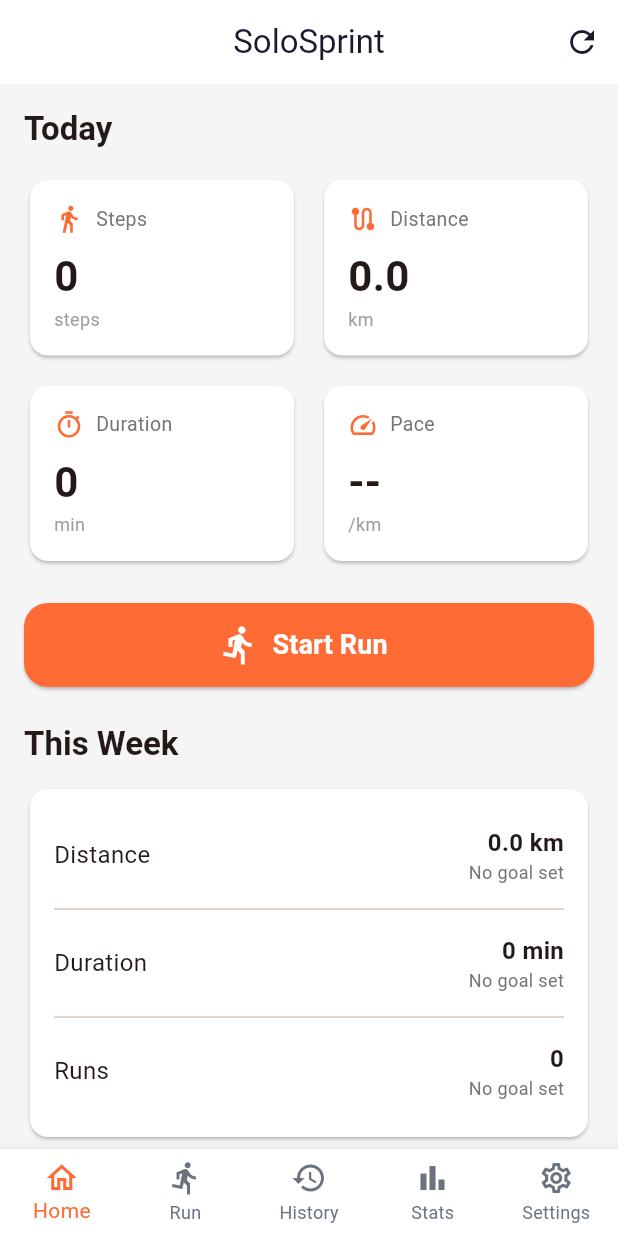
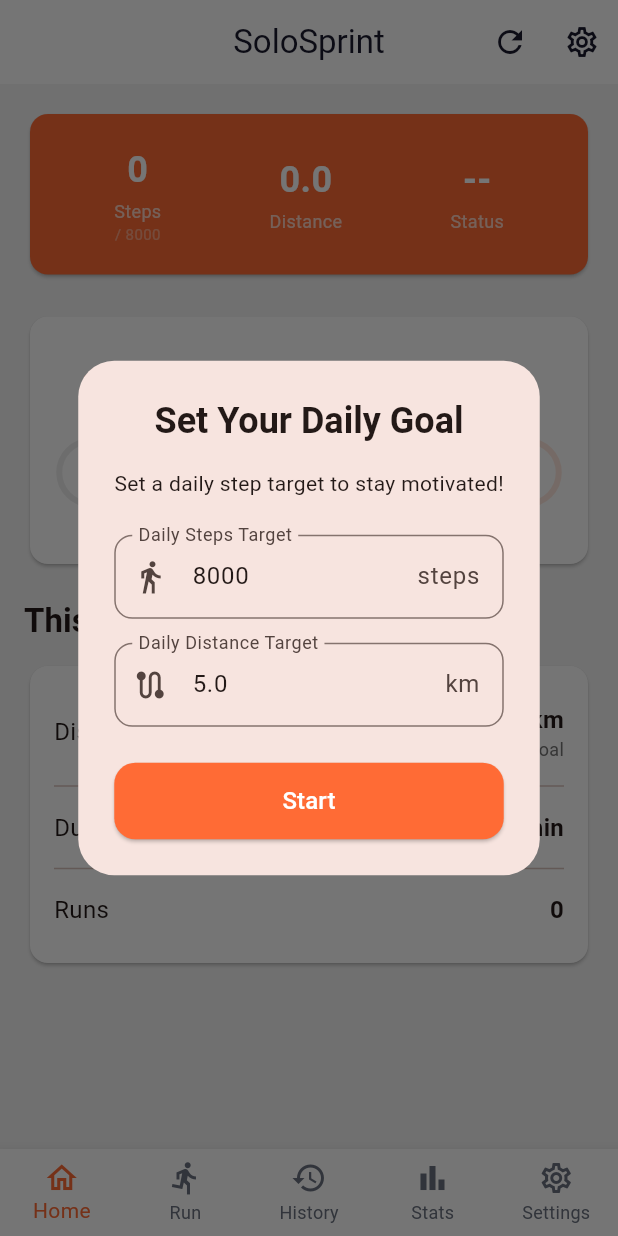
Before and after one commit to andarezabasni/solosprint, a Flutter app: the screen it shows after launch, after a tap on the "refresh" icon, on a phone screen of 412 x 824 dp. Run offline on Flutter 3.47's test engine with Material 3 defaults, Android fonts, the phone set to English and light mode, and no system bars; our stand-ins replace flutter_map, geolocator, hive_flutter, image_picker, latlong2, pedometer and 1 more; missing offline and left inert: gal; accounts and stored records are empty.

Commit message:
Add Apple Fitness-style weekly summary: circular bars Mon-Sun with onboarding goals

```diff
--- a/lib/core/database/activity_database.dart
+++ b/lib/core/database/activity_database.dart
@@ -4,15 +4,20 @@ import '../../features/run/run_activity.dart';
 class ActivityDatabase {
   static const _boxName = 'activities';
   static const _goalsBoxName = 'goals';
+  static const _stepsBoxName = 'daily_steps';
 
   static Future<void> init() async {
     await Hive.initFlutter();
     await Hive.openBox(_boxName);
     await Hive.openBox(_goalsBoxName);
+    await Hive.openBox(_stepsBoxName);
   }
 
   static Box get _box => Hive.box(_boxName);
   static Box get _goalsBox => Hive.box(_goalsBoxName);
+  static Box get _stepsBox => Hive.box(_stepsBoxName);
+
+  // ─── Activities ───
 
   static Future<void> saveActivity(RunActivity activity) async {
     await _box.put(activity.id, activity.toJson());
@@ -49,13 +54,41 @@ class ActivityDatabase {
     return getActivitiesInRange(start, end).length;
   }
 
-  /// Clear all stored activities and goals.
   static Future<void> clearAll() async {
     await _box.clear();
     await _goalsBox.clear();
+    await _stepsBox.clear();
   }
 
-  // Goals
+  // ─── Daily Steps Log ───
+
+  /// Save step count for a given date (dateStr = 'YYYY-MM-DD').
+  static Future<void> saveDailySteps(String dateStr, int steps) async {
+    await _stepsBox.put(dateStr, steps);
+  }
+
+  /// Get step count for a given date.
+  static int getDailySteps(String dateStr) {
+    return _stepsBox.get(dateStr, defaultValue: 0) as int;
+  }
+
+  /// Get step counts for the last N days (including today).
+  static Map<String, int> getRecentDays(int days) {
+    final result = <String, int>{};
+    final now = DateTime.now();
+    for (int i = 0; i < days; i++) {
+      final d = now.subtract(Duration(days: i));
+      final key = _dateKey(d);
+      result[key] = getDailySteps(key);
+    }
+    return result;
+  }
+
+  static String _dateKey(DateTime dt) =>
+      '${dt.year}-${dt.month.toString().padLeft(2, '0')}-${dt.day.toString().padLeft(2, '0')}';
+
+  // ─── Goals ───
+
   static Future<void> saveGoal(String key, double value) async {
     await _goalsBox.put(key, value);
   }
@@ -69,4 +102,11 @@ class ActivityDatabase {
   static Map<String, double> getAllGoals() {
     return _goalsBox.toMap().map((k, v) => MapEntry(k, (v as num).toDouble()));
   }
+
+  static bool get isFirstLaunch =>
+      !_goalsBox.containsKey('onboarding_done');
+
+  static Future<void> setOnboardingDone() async {
+    await _goalsBox.put('onboarding_done', 1);
+  }
 }
--- a/lib/features/home/home_page.dart
+++ b/lib/features/home/home_page.dart
@@ -1,8 +1,10 @@
 import 'package:flutter/material.dart';
 import 'package:provider/provider.dart';
+import '../../core/theme.dart';
 import '../../core/database/activity_database.dart';
-import '../../shared/widgets/stat_card.dart';
+import '../../shared/widgets/weekly_summary.dart';
 import 'step_provider.dart';
+import 'onboarding_dialog.dart';
 
 class HomePage extends StatefulWidget {
   const HomePage({super.key});
@@ -15,18 +17,25 @@ class _HomePageState extends State<HomePage> {
   double _weekDistance = 0;
   int _weekDuration = 0;
   int _weekRuns = 0;
+  DateTime _currentMonday = DateTime.now();
 
   @override
   void initState() {
     super.initState();
+    _resetToCurrentWeek();
+    _checkOnboarding();
+  }
+
+  void _resetToCurrentWeek() {
+    final now = DateTime.now();
+    _currentMonday = now.subtract(Duration(days: now.weekday - 1));
     _loadWeekStats();
   }
 
   void _loadWeekStats() {
-    final now = DateTime.now();
-    final weekStart = now.subtract(Duration(days: now.weekday - 1));
-    final start = DateTime(weekStart.year, weekStart.month, weekStart.day);
-    final end = now.add(const Duration(days: 1));
+    final end = _currentMonday
+        .add(const Duration(days: 7));
+    final start = DateTime(_currentMonday.year, _currentMonday.month, _currentMonday.day);
 
     setState(() {
       _weekDistance = ActivityDatabase.getTotalDistance(start, end);
@@ -35,12 +44,50 @@ class _HomePageState extends State<HomePage> {
     });
   }
 
+  void _checkOnboarding() {
+    WidgetsBinding.instance.addPostFrameCallback((_) {
+      if (ActivityDatabase.isFirstLaunch && mounted) {
+        showDialog(
+          context: context,
+          barrierDismissible: false,
+          builder: (_) => const OnboardingDialog(),
+        );
+      }
+    });
+  }
+
+  void _previousWeek() {
+    setState(() {
+      _currentMonday = _currentMonday.subtract(const Duration(days: 7));
+      _loadWeekStats();
+    });
+  }
+
+  void _nextWeek() {
+    setState(() {
+      _currentMonday = _currentMonday.add(const Duration(days: 7));
+      _loadWeekStats();
+    });
+  }
+
+  bool get _isCurrentWeek {
+    final now = DateTime.now();
+    final todayMonday = now.subtract(Duration(days: now.weekday - 1));
+    return _currentMonday.year == todayMonday.year &&
+        _currentMonday.month == todayMonday.month &&
+        _currentMonday.day == todayMonday.day;
+  }
+
   @override
   Widget build(BuildContext context) {
     final stepProvider = context.watch<StepProvider>();
-    final weekDistanceGoal = ActivityDatabase.getGoal('weekly_distance');
-    final weekDurationGoal = ActivityDatabase.getGoal('weekly_duration');
-    final weekRunsGoal = ActivityDatabase.getGoal('weekly_runs');
+    final stepTarget = ActivityDatabase.getGoal('daily_step_target',
+        defaultValue: 8000);
+    final distTarget =
+        ActivityDatabase.getGoal('daily_dist_target', defaultValue: 5.0);
+    final weekLabel = _isCurrentWeek
+        ? 'This Week'
+        : '${_currentMonday.day}/${_currentMonday.month} - ${_currentMonday.add(const Duration(days: 6)).day}/${_currentMonday.add(const Duration(days: 6)).month}';
 
     return Scaffold(
       appBar: AppBar(
@@ -50,6 +97,10 @@ class _HomePageState extends State<HomePage> {
             icon: const Icon(Icons.refresh),
             onPressed: _loadWeekStats,
           ),
+          IconButton(
+            icon: const Icon(Icons.settings_outlined),
+            onPressed: () {},
+          ),
         ],
       ),
       body: SingleChildScrollView(
@@ -57,79 +108,46 @@ class _HomePageState extends State<HomePage> {
         child: Column(
           crossAxisAlignment: CrossAxisAlignment.start,
           children: [
-            Text(
-              'Today',
-              style: Theme.of(context).textTheme.titleLarge?.copyWith(
-                    fontWeight: FontWeight.bold,
-                  ),
-            ),
-            const SizedBox(height: 16),
-            Row(
-              children: [
-                Expanded(
-                  child: StatCard(
-                    icon: Icons.directions_walk,
-                    label: 'Steps',
-                    value: '${stepProvider.todaySteps}',
-                    unit: 'steps',
-                  ),
-                ),
-                const SizedBox(width: 12),
-                Expanded(
-                  child: StatCard(
-                    icon: Icons.route,
-                    label: 'Distance',
-                    value: '0.0',
-                    unit: 'km',
-                  ),
-                ),
-              ],
-            ),
-            const SizedBox(height: 12),
-            Row(
-              children: [
-                Expanded(
-                  child: StatCard(
-                    icon: Icons.timer_outlined,
-                    label: 'Duration',
-                    value: '0',
-                    unit: 'min',
-                  ),
-                ),
-                const SizedBox(width: 12),
-                Expanded(
-                  child: StatCard(
-                    icon: Icons.speed,
-                    label: 'Pace',
-                    value: '--',
-                    unit: '/km',
-                  ),
-                ),
-              ],
-            ),
-            const SizedBox(height: 24),
-            SizedBox(
-              width: double.infinity,
-              height: 56,
-              child: ElevatedButton.icon(
-                onPressed: () {},
-                icon: const Icon(Icons.directions_run, size: 28),
-                label: const Text(
-                  'Start Run',
-                  style: TextStyle(fontSize: 18, fontWeight: FontWeight.bold),
-                ),
-                style: ElevatedButton.styleFrom(
-                  backgroundColor: const Color(0xFFFF6B35),
-                  foregroundColor: Colors.white,
-                  shape: RoundedRectangleBorder(
-                    borderRadius: BorderRadius.circular(16),
-                  ),
+            // Daily summary banner
+            Card(
+              color: AppTheme.accent,
+              child: Padding(
+                padding: const EdgeInsets.all(20),
+                child: Row(
+                  mainAxisAlignment: MainAxisAlignment.spaceAround,
+                  children: [
+                    _bannerStat(
+                        '${stepProvider.todaySteps}',
+                        'Steps',
+                        stepTarget.toInt()),
+                    _bannerStat('0.0', 'Distance', 'km'),
+                    _bannerStat(
+                        stepProvider.status == 'walking' ? 'Walking' : '--',
+                        'Status',
+                        ''),
+                  ],
                 ),
               ),
             ),
-            const SizedBox(height: 24),
+
+            const SizedBox(height: 20),
+
+            // Weekly Summary (Apple Fitness style)
+            WeeklySummary(
+              dailySteps: stepProvider.getWeekSteps(_currentMonday),
+              stepTarget: stepTarget,
+              weekLabel: weekLabel,
+              onPreviousWeek: _previousWeek,
+              onNextWeek: _nextWeek,
+              hasPreviousWeek: true,
+              hasNextWeek: !_isCurrentWeek,
+            ),
+
+            const SizedBox(height: 20),
+
+            // This Week stats
             Text(
-              'This Week',
+              _isCurrentWeek ? 'This Week' : 'Week Stats',
               style: Theme.of(context).textTheme.titleLarge?.copyWith(
                     fontWeight: FontWeight.bold,
                   ),
@@ -143,20 +161,18 @@ class _HomePageState extends State<HomePage> {
                     _buildWeekStat(
                       'Distance',
                       '${_weekDistance.toStringAsFixed(1)} km',
-                      weekDistanceGoal > 0 ? '${weekDistanceGoal.toStringAsFixed(1)} km goal' : 'No goal set',
+                      distTarget > 0
+                          ? '${(distTarget * 7).toStringAsFixed(1)} km weekly goal'
+                          : '',
                     ),
                     const Divider(),
                     _buildWeekStat(
                       'Duration',
                       '$_weekDuration min',
-                      weekDurationGoal > 0 ? '${weekDurationGoal.toStringAsFixed(0)} min goal' : 'No goal set',
+                      '',
                     ),
                     const Divider(),
-                    _buildWeekStat(
-                      'Runs',
-                      '$_weekRuns',
-                      weekRunsGoal > 0 ? '${weekRunsGoal.toStringAsFixed(0)} runs goal' : 'No goal set',
-                    ),
+                    _buildWeekStat('Runs', '$_weekRuns', ''),
                   ],
                 ),
               ),
@@ -164,6 +180,31 @@ class _HomePageState extends State<HomePage> {
           ],
         ),
       ),
+    );
+  }
+
+  Widget _bannerStat(String value, String label, dynamic target) {
+    return Column(
+      children: [
+        Text(
+          value,
+          style: const TextStyle(
+            color: Colors.white,
+            fontSize: 24,
+            fontWeight: FontWeight.bold,
+          ),
+        ),
+        const SizedBox(height: 2),
+        Text(
+          label,
+          style: const TextStyle(color: Colors.white70, fontSize: 12),
+        ),
+        if (target is int && target > 0)
+          Text(
+            '/ $target',
+            style: const TextStyle(color: Colors.white38, fontSize: 10),
+          ),
+      ],
     );
   }
 
@@ -180,8 +221,10 @@ class _HomePageState extends State<HomePage> {
               Text(current,
                   style: const TextStyle(
                       fontWeight: FontWeight.bold, fontSize: 16)),
-              Text(goal,
-                  style: TextStyle(color: Colors.grey[600], fontSize: 12)),
+              if (goal.isNotEmpty)
+                Text(goal,
+                    style:
+                        TextStyle(color: Colors.grey[600], fontSize: 12)),
             ],
           ),
         ],
--- /dev/null
+++ b/lib/features/home/onboarding_dialog.dart
@@ -0,0 +1,87 @@
+import 'package:flutter/material.dart';
+import '../../core/database/activity_database.dart';
+import '../../core/theme.dart';
+
+class OnboardingDialog extends StatefulWidget {
+  const OnboardingDialog({super.key});
+
+  @override
+  State<OnboardingDialog> createState() => _OnboardingDialogState();
+}
+
+class _OnboardingDialogState extends State<OnboardingDialog> {
+  final _stepCtrl = TextEditingController(text: '8000');
+  final _distCtrl = TextEditingController(text: '5.0');
+
+  @override
+  void dispose() {
+    _stepCtrl.dispose();
+    _distCtrl.dispose();
+    super.dispose();
+  }
+
+  @override
+  Widget build(BuildContext context) {
+    return AlertDialog(
+      shape: RoundedRectangleBorder(borderRadius: BorderRadius.circular(24)),
+      title: const Text('Set Your Daily Goal',
+          textAlign: TextAlign.center,
+          style: TextStyle(fontWeight: FontWeight.bold)),
+      content: Column(
+        mainAxisSize: MainAxisSize.min,
+        children: [
+          const Text('Set a daily step target to stay motivated!'),
+          const SizedBox(height: 24),
+          TextField(
+            controller: _stepCtrl,
+            keyboardType: TextInputType.number,
+            decoration: InputDecoration(
+              labelText: 'Daily Steps Target',
+              prefixIcon: const Icon(Icons.directions_walk),
+              border: OutlineInputBorder(
+                  borderRadius: BorderRadius.circular(12)),
+              suffixText: 'steps',
+            ),
+          ),
+          const SizedBox(height: 16),
+          TextField(
+            controller: _distCtrl,
+            keyboardType: TextInputType.number,
+            decoration: InputDecoration(
+              labelText: 'Daily Distance Target',
+              prefixIcon: const Icon(Icons.route),
+              border: OutlineInputBorder(
+                  borderRadius: BorderRadius.circular(12)),
+              suffixText: 'km',
+            ),
+          ),
+        ],
+      ),
+      actions: [
+        SizedBox(
+          width: double.infinity,
+          child: ElevatedButton(
+            onPressed: _save,
+            style: ElevatedButton.styleFrom(
+              backgroundColor: AppTheme.accent,
+              foregroundColor: Colors.white,
+              shape: RoundedRectangleBorder(
+                  borderRadius: BorderRadius.circular(14)),
+              padding: const EdgeInsets.symmetric(vertical: 14),
+            ),
+            child: const Text('Start', style: TextStyle(fontSize: 16)),
+          ),
+        ),
+      ],
+    );
+  }
+
+  void _save() {
+    final steps = int.tryParse(_stepCtrl.text) ?? 8000;
+    final dist = double.tryParse(_distCtrl.text) ?? 5.0;
+    ActivityDatabase.saveGoal('daily_step_target', steps.toDouble());
+    ActivityDatabase.saveGoal('daily_dist_target', dist);
+    ActivityDatabase.setOnboardingDone();
+    Navigator.pop(context);
+  }
+}
--- a/lib/features/home/step_provider.dart
+++ b/lib/features/home/step_provider.dart
@@ -11,23 +11,52 @@ class StepProvider extends ChangeNotifier {
   StreamSubscription<StepCount>? _stepSubscription;
   StreamSubscription<PedestrianStatus>? _statusSubscription;
   Timer? _saveTimer;
+  String _todayKey = '';
 
-  static const _maxStepRate = 4; // max 4 steps/second (≈running 15 km/h)
-  static const _minStepRate = 0.5; // min 1 step/2 seconds (very slow walk)
-
+  static const _maxStepRate = 4;
+  static const _minStepRate = 0.5;
   int _consecutiveValid = 0;
 
   int get todaySteps => _todaySteps;
   String get status => _status;
 
+  /// Get daily steps for any date key ('YYYY-MM-DD').
+  int getStepsForDay(String dateKey) => ActivityDatabase.getDailySteps(dateKey);
+
+  /// Get last 7 days step data (for weekly summary).
+  Map<String, int> get lastWeekSteps {
+    final result = <String, int>{};
+    final now = DateTime.now();
+    // Start from Monday of current week
+    final monday = now.subtract(Duration(days: now.weekday - 1));
+    for (int i = 0; i < 7; i++) {
+      final d = monday.add(Duration(days: i));
+      final key = _dateKey(d);
+      result[key] = key == _dateKey(now) ? _todaySteps : ActivityDatabase.getDailySteps(key);
+    }
+    return result;
+  }
+
+  /// Get step data for a specific week by its Monday date.
+  Map<String, int> getWeekSteps(DateTime monday) {
+    final result = <String, int>{};
+    final now = _dateKey(DateTime.now());
+    for (int i = 0; i < 7; i++) {
+      final d = monday.add(Duration(days: i));
+      final key = _dateKey(d);
+      result[key] = key == now ? _todaySteps : ActivityDatabase.getDailySteps(key);
+    }
+    return result;
+  }
+
   void startListening() {
-    // Restore last saved steps
+    _todayKey = _dateKey(DateTime.now());
+
+    // Restore today's saved steps (survives app restart within same day)
     _todaySteps = ActivityDatabase.getGoal('saved_steps', defaultValue: 0).toInt();
 
     _stepSubscription = Pedometer.stepCountStream.listen(
-      (stepCount) {
-        _processStepCount(stepCount.steps);
-      },
+      (stepCount) => _processStepCount(stepCount.steps),
       onError: (error) {
         debugPrint('StepProvider error: $error');
         notifyListeners();
@@ -45,15 +74,22 @@ class StepProvider extends ChangeNotifier {
       },
     );
 
-    // Auto-save every 30 seconds (survives app restart)
-    _saveTimer = Timer.periodic(const Duration(seconds: 30), (_) {
-      ActivityDatabase.saveGoal('saved_steps', _todaySteps.toDouble());
-    });
+    // Save every 30 seconds
+    _saveTimer = Timer.periodic(const Duration(seconds: 30), (_) => _save());
   }
 
   void _processStepCount(int rawSteps) {
+    // Check for day change
+    final newKey = _dateKey(DateTime.now());
+    if (newKey != _todayKey) {
+      // Day changed — save previous day and reset
+      ActivityDatabase.saveDailySteps(_todayKey, _todaySteps);
+      _todayKey = newKey;
+      _todaySteps = 0;
+      _lastRawSteps = -1;
+    }
+
     if (_lastRawSteps < 0) {
-      // First reading — just store it, don't count
       _lastRawSteps = rawSteps;
       _lastStepTime = DateTime.now();
       return;
@@ -66,39 +102,39 @@ class StepProvider extends ChangeNotifier {
     _lastRawSteps = rawSteps;
     _lastStepTime = now;
 
-    // No change — nothing to process
     if (deltaSteps <= 0) return;
 
-    // Calculate step rate (steps per second)
     final rate = deltaSteps / (deltaMs / 1000.0);
-    // Vehicle detection: if rate is unrealistically high, ignore
+
+    // Vehicle filter: >4 steps/sec
     if (rate > _maxStepRate) {
       _consecutiveValid = 0;
-      debugPrint('StepProvider: ignoring $deltaSteps steps (rate ${rate.toStringAsFixed(1)}/s = vehicle?)');
       notifyListeners();
       return;
     }
 
-    // Also ignore if rate is too slow (sensor noise when stopped)
+    // Noise filter: too slow
     if (rate < _minStepRate && deltaSteps < 3) {
       _consecutiveValid = 0;
       return;
     }
 
-    // Require consecutive valid readings
     _consecutiveValid++;
     if (_consecutiveValid >= 3) {
       _todaySteps += deltaSteps;
-      // Cap at reasonable daily max (100,000 steps)
       if (_todaySteps > 100000) _todaySteps = 100000;
     }
 
     notifyListeners();
   }
 
+  void _save() {
+    ActivityDatabase.saveGoal('saved_steps', _todaySteps.toDouble());
+    ActivityDatabase.saveDailySteps(_todayKey, _todaySteps);
+  }
+
   void stopListening() {
-    // Save final count
-    ActivityDatabase.saveGoal('saved_steps', _todaySteps.toDouble());
+    _save();
     _saveTimer?.cancel();
     _stepSubscription?.cancel();
     _statusSubscription?.cancel();
@@ -107,7 +143,6 @@ class StepProvider extends ChangeNotifier {
     _saveTimer = null;
   }
 
-  /// Manually add steps (e.g., from wearables or trusted source)
   void addSteps(int steps) {
     if (steps > 0) {
       _todaySteps += steps;
@@ -115,13 +150,16 @@ class StepProvider extends ChangeNotifier {
     }
   }
 
-  /// Reset today's step count
   void resetSteps() {
     _todaySteps = 0;
     _lastRawSteps = -1;
     ActivityDatabase.saveGoal('saved_steps', 0);
+    ActivityDatabase.saveDailySteps(_todayKey, 0);
     notifyListeners();
   }
+
+  static String _dateKey(DateTime dt) =>
+      '${dt.year}-${dt.month.toString().padLeft(2, '0')}-${dt.day.toString().padLeft(2, '0')}';
 
   @override
   void dispose() {
--- /dev/null
+++ b/lib/shared/widgets/weekly_summary.dart
@@ -0,0 +1,190 @@
+import 'dart:math' as math;
+import 'package:flutter/material.dart';
+import 'package:intl/intl.dart';
+import '../../core/theme.dart';
+
+class WeeklySummary extends StatelessWidget {
+  final Map<String, int> dailySteps;
+  final double stepTarget;
+  final VoidCallback? onPreviousWeek;
+  final VoidCallback? onNextWeek;
+  final String weekLabel;
+  final bool hasPreviousWeek;
+  final bool hasNextWeek;
+
+  const WeeklySummary({
+    super.key,
+    required this.dailySteps,
+    required this.stepTarget,
+    this.onPreviousWeek,
+    this.onNextWeek,
+    required this.weekLabel,
+    this.hasPreviousWeek = true,
+    this.hasNextWeek = false,
+  });
+
+  @override
+  Widget build(BuildContext context) {
+    return Card(
+      child: Padding(
+        padding: const EdgeInsets.all(16),
+        child: Column(
+          crossAxisAlignment: CrossAxisAlignment.start,
+          children: [
+            // Week navigation header
+            Row(
+              mainAxisAlignment: MainAxisAlignment.spaceBetween,
+              children: [
+                IconButton(
+                  icon: const Icon(Icons.chevron_left),
+                  onPressed: hasPreviousWeek ? onPreviousWeek : null,
+                  color: hasPreviousWeek ? AppTheme.accent : Colors.grey[300],
+                ),
+                Text(
+                  weekLabel,
+                  style: const TextStyle(
+                      fontWeight: FontWeight.bold, fontSize: 16),
+                ),
+                IconButton(
+                  icon: const Icon(Icons.chevron_right),
+                  onPressed: hasNextWeek ? onNextWeek : null,
+                  color: hasNextWeek ? AppTheme.accent : Colors.grey[300],
+                ),
+              ],
+            ),
+            const SizedBox(height: 16),
+            // Day circles row
+            Row(
+              mainAxisAlignment: MainAxisAlignment.spaceEvenly,
+              children: dailySteps.entries.map((entry) {
+                return _DayCircle(
+                  dateKey: entry.key,
+                  steps: entry.value,
+                  target: stepTarget,
+                );
+              }).toList(),
+            ),
+          ],
+        ),
+      ),
+    );
+  }
+}
+
+class _DayCircle extends StatelessWidget {
+  final String dateKey;
+  final int steps;
+  final double target;
+
+  const _DayCircle({
+    required this.dateKey,
+    required this.steps,
+    required this.target,
+  });
+
+  @override
+  Widget build(BuildContext context) {
+    final parts = dateKey.split('-');
+    final month = int.parse(parts[1]);
+    final day = int.parse(parts[2]);
+    final date = DateTime(int.parse(parts[0]), month, day);
+    final dayName = DateFormat('E').format(date)[0]; // M, T, W, T, F, S, S
+
+    final progress = target > 0 ? (steps / target).clamp(0.0, 1.0) : 0.0;
+    final isToday = dateKey ==
+        '${DateTime.now().year}-${DateTime.now().month.toString().padLeft(2, '0')}-${DateTime.now().day.toString().padLeft(2, '0')}';
+    final isComplete = progress >= 1.0;
+
+    return Column(
+      mainAxisSize: MainAxisSize.min,
+      children: [
+        // Circular progress
+        SizedBox(
+          width: 48,
+          height: 48,
+          child: CustomPaint(
+            painter: _CircleProgressPainter(
+              progress: progress,
+              isComplete: isComplete,
+              isToday: isToday,
+            ),
+            child: Center(
+              child: Text(
+                steps > 999 ? '${(steps / 1000).toStringAsFixed(0)}k' : '$steps',
+                style: TextStyle(
+                  fontSize: steps > 999 ? 9 : 10,
+                  fontWeight: FontWeight.bold,
+                  color: isComplete
+                      ? Colors.white
+                      : AppTheme.textPrimary,
+                ),
+              ),
+            ),
+          ),
+        ),
+        const SizedBox(height: 4),
+        Text(
+          dayName,
+          style: TextStyle(
+            fontSize: 12,
+            fontWeight: isToday ? FontWeight.bold : FontWeight.normal,
+            color: isToday ? AppTheme.accent : Colors.grey[600],
+          ),
+        ),
+      ],
+    );
+  }
+}
+
+class _CircleProgressPainter extends CustomPainter {
+  final double progress;
+  final bool isComplete;
+  final bool isToday;
+
+  _CircleProgressPainter({
+    required this.progress,
+    required this.isComplete,
+    required this.isToday,
+  });
+
+  @override
+  void paint(Canvas canvas, Size size) {
+    final center = Offset(size.width / 2, size.height / 2);
+    final radius = size.width / 2 - 3;
+    final paint = Paint()
+      ..style = PaintingStyle.stroke
+      ..strokeWidth = 4
+      ..strokeCap = StrokeCap.round;
+
+    // Background circle
+    paint.color = isToday ? AppTheme.accentLight.withValues(alpha: 0.2) : Colors.grey[200]!;
+    canvas.drawCircle(center, radius, paint);
+
+    if (isComplete) {
+      // Filled circle
+      canvas.drawCircle(
+        center,
+        radius,
+        Paint()
+          ..color = const Color(0xFF10B981)
+          ..style = PaintingStyle.fill,
+      );
+    } else {
+      // Progress arc
+      paint.color = AppTheme.accent;
+      canvas.drawArc(
+        Rect.fromCircle(center: center, radius: radius),
+        -math.pi / 2, // start from top
+        2 * math.pi * progress,
+        false,
+        paint,
+      );
+    }
+  }
+
+  @override
+  bool shouldRepaint(covariant _CircleProgressPainter oldDelegate) =>
+      oldDelegate.progress != progress ||
+      oldDelegate.isComplete != isComplete ||
+      oldDelegate.isToday != isToday;
+}
```
